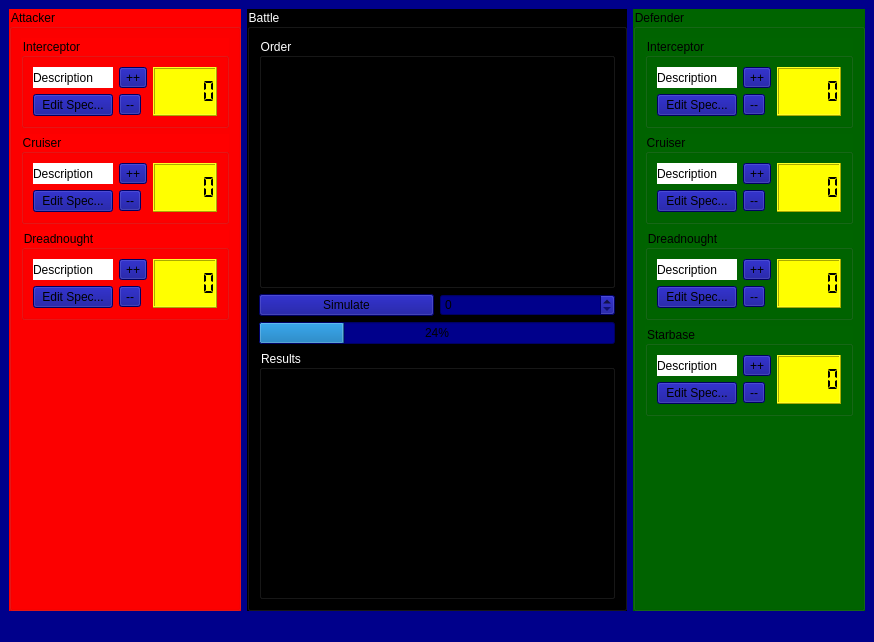
Qt form EclipseSimulator/EclipseSimulatorMainWindow.ui (danielcwhite/eclipse-simulator) before a commit.
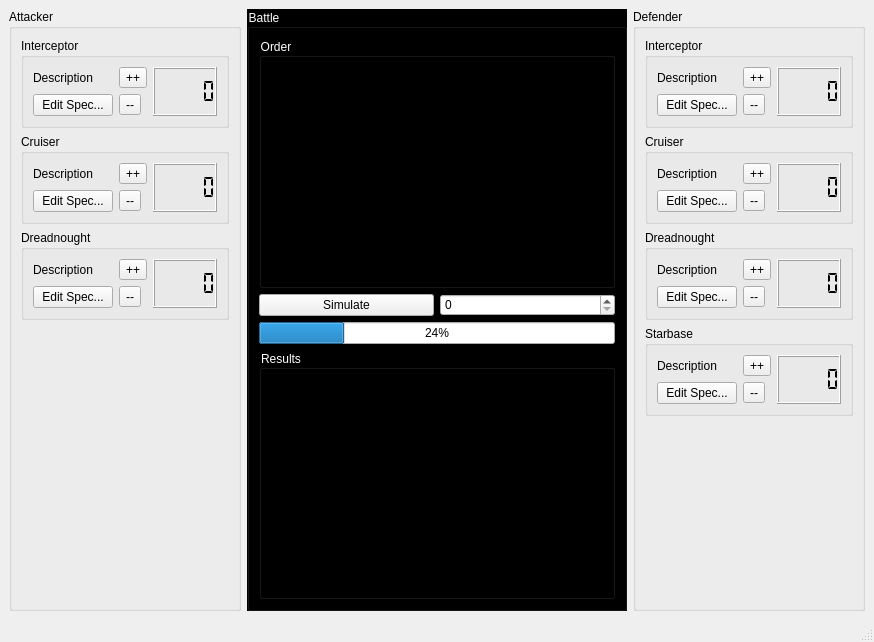
The same form after that commit.

Commit message: Spec editor description label

```diff
--- a/EclipseSimulator/EclipseSimulatorMainWindow.ui
+++ b/EclipseSimulator/EclipseSimulatorMainWindow.ui
@@ -14,18 +14,14 @@
    <string>Eclipse Simulator</string>
   </property>
   <property name="styleSheet">
-   <string notr="true">QWidget { background: darkBlue } 
-
-QLCDNumber { background: yellow }
-
-QLabel { background: white}</string>
+   <string notr="true"/>
   </property>
   <widget class="QWidget" name="centralwidget">
    <layout class="QHBoxLayout" name="horizontalLayout">
     <item>
      <widget class="QGroupBox" name="groupBox">
       <property name="styleSheet">
-       <string notr="true">QGroupBox { background: rgb(255, 0, 0) }</string>
+       <string notr="true"/>
       </property>
       <property name="title">
        <string>Attacker</string>
@@ -280,7 +276,7 @@
     <item>
      <widget class="QGroupBox" name="groupBox_2">
       <property name="styleSheet">
-       <string notr="true">QGroupBox { background: darkGreen }</string>
+       <string notr="true"/>
       </property>
       <property name="title">
        <string>Defender</string>
```
The commit also changes 3 other files.
